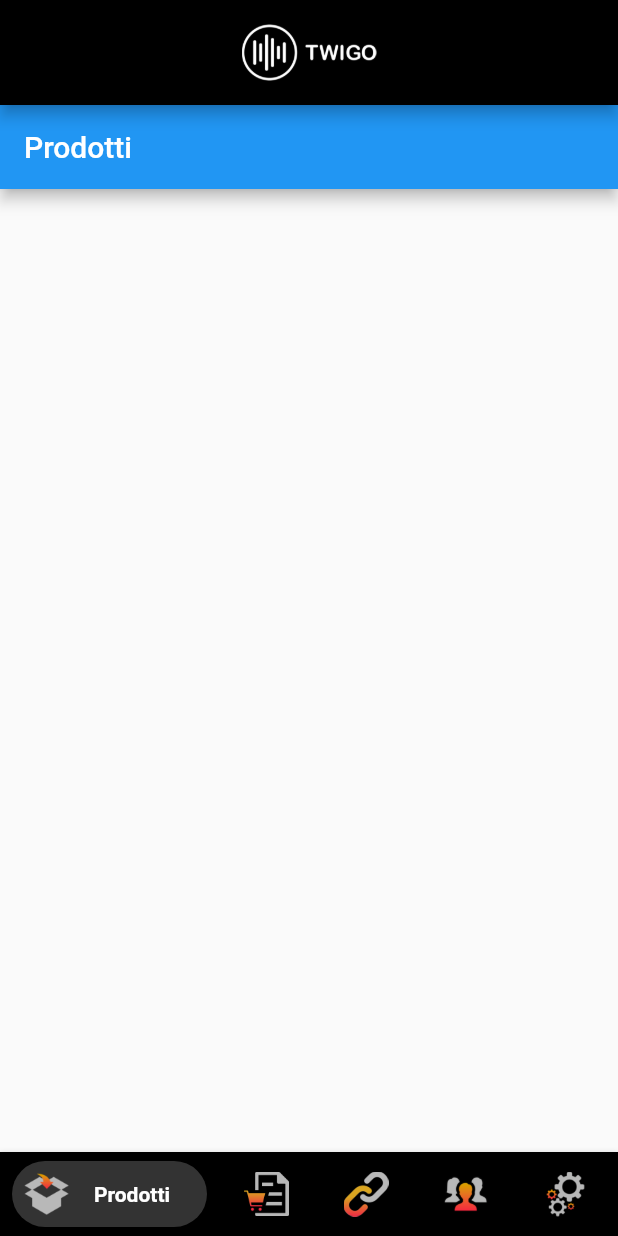
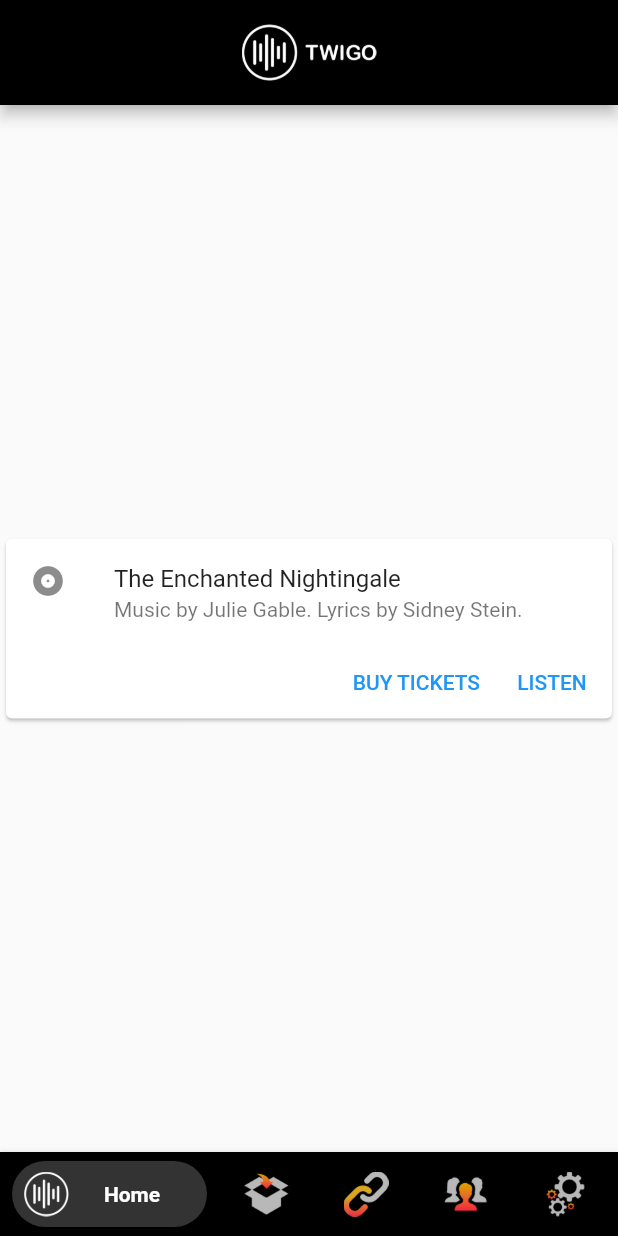
Before and after one commit to cdelprete21/twigo, a Flutter app: the screen it shows after launch, on a phone screen of 412 x 824 dp. Run offline on Flutter 3.47's test engine with Material 2 defaults, Android fonts, the phone set to English and light mode, and no system bars; drawn by our look-alikes of bottom_navy_bar.

Commit message:
home page

```diff
--- a/lib/UI/MyPackage.dart
+++ b/lib/UI/MyPackage.dart
@@ -4,7 +4,7 @@ import 'package:Twigo/UI/pagine/Gestione.dart';
 import 'package:Twigo/UI/pagine/Impostazioni.dart';
 import 'package:Twigo/UI/pagine/LinkPage.dart';
 import 'package:Twigo/UI/pagine/Prodotti.dart';
-import 'package:Twigo/UI/pagine/Venduti.dart';
+import 'package:Twigo/UI/pagine/Home.dart';
 import 'package:bottom_navy_bar/bottom_navy_bar.dart';
 import 'package:flutter/material.dart';
 
@@ -16,10 +16,11 @@ class MyPackage extends StatefulWidget {
 }
 
 class _MyPackageState extends State<MyPackage> {
+
   int currentIndex = 0;
   final screens = [
+    Home(),
     Prodotti(),
-    Venduti(),
     LinkPage(),
     Gestione(),
     Impostazioni(),
@@ -29,6 +30,7 @@ class _MyPackageState extends State<MyPackage> {
   @override
   Widget build(BuildContext context) {
     return Scaffold(
+
         backgroundColor: Colors.black,
         appBar: AppBar(
           title: Image.asset(
@@ -54,11 +56,11 @@ class _MyPackageState extends State<MyPackage> {
           BottomNavyBarItem(
             icon:
                 Image.asset(
-                "assets/imieiprodotti.png",
+                "assets/white logo.png",
                 width: 30,
                 height: 30,
                 ),
-            title: Text('Prodotti'),
+            title: Text('Home'),
             inactiveColor: Colors.orange,
             activeColor: Colors.white,
             textAlign: TextAlign.center,
@@ -66,11 +68,11 @@ class _MyPackageState extends State<MyPackage> {
            BottomNavyBarItem(
             icon:
               Image.asset(
-                "assets/prodottivenduti.png",
+                "assets/imieiprodotti.png",
                 width: 30,
                 height: 30,
                 ),
-            title: Text('Venduti'),
+            title: Text('Prodotti'),
             inactiveColor: Colors.orange,
             activeColor: Colors.white,
             textAlign: TextAlign.center,
--- /dev/null
+++ b/lib/UI/pagine/Home.dart
@@ -0,0 +1,61 @@
+import 'package:flutter/material.dart';
+
+class Home extends StatefulWidget {
+  const Home({ Key? key }) : super(key: key);
+
+  @override
+  State<Home> createState() => _HomeState();
+}
+
+class _HomeState extends State<Home> {
+  @override
+  Widget build(BuildContext context) {
+    return MaterialApp(
+      debugShowCheckedModeBanner: false,
+      home: Scaffold(
+        body: const Sium(),
+      ),
+    );
+  }
+}
+
+class Sium extends StatefulWidget {
+  const Sium({ Key? key }) : super(key: key);
+
+  @override
+  State<Sium> createState() => _SiumState();
+}
+class _SiumState extends State<Sium> {
+  @override
+  Widget build(BuildContext context) {
+    return Center(
+      child: Card(
+        child: Column(
+          mainAxisSize: MainAxisSize.min,
+          children: <Widget>[
+            const ListTile(
+              leading: Icon(Icons.album),
+              title: Text('The Enchanted Nightingale'),
+              subtitle: Text('Music by Julie Gable. Lyrics by Sidney Stein.'),
+            ),
+            Row(
+              mainAxisAlignment: MainAxisAlignment.end,
+              children: <Widget>[
+                TextButton(
+                  child: const Text('BUY TICKETS'),
+                  onPressed: () {/* ... */},
+                ),
+                const SizedBox(width: 8),
+                TextButton(
+                  child: const Text('LISTEN'),
+                  onPressed: () {/* ... */},
+                ),
+                const SizedBox(width: 8),
+              ],
+            ),
+          ],
+        ),
+      ),
+    );
+  }
+}
```
Also changed, not shown: lib/UI/pagine/Prodotti.dart (+19 -4 lines), lib/UI/pagine/Venduti.dart (deleted, +0 -19 lines), assets/white logo.png (added). Lines whose indentation alone changed are shown as unchanged.
